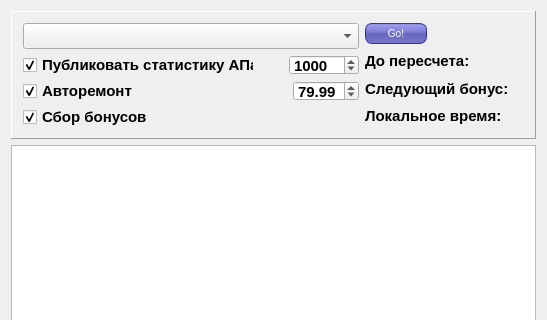
The window that rescalc.ui (devnir/ResCalc) describes before a commit, drawn with Qt 5; both pictures show x 0 to 547 and y 0 to 320 of the 547 by 470 pixel window.
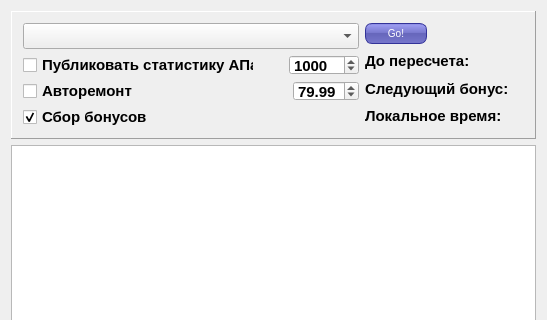
The same window after the commit. Icons and pictures are not drawn.

```diff
--- a/rescalc.ui
+++ b/rescalc.ui
@@ -118,7 +118,7 @@
                 <string>Публиковать статистику АПа</string>
                </property>
                <property name="checked">
-                <bool>true</bool>
+                <bool>false</bool>
                </property>
               </widget>
              </item>
@@ -164,7 +164,7 @@
                 <string>Авторемонт</string>
                </property>
                <property name="checked">
-                <bool>true</bool>
+                <bool>false</bool>
                </property>
               </widget>
              </item>
```
Left out of the diff: 43 changed lines with no effect on the pictures.
